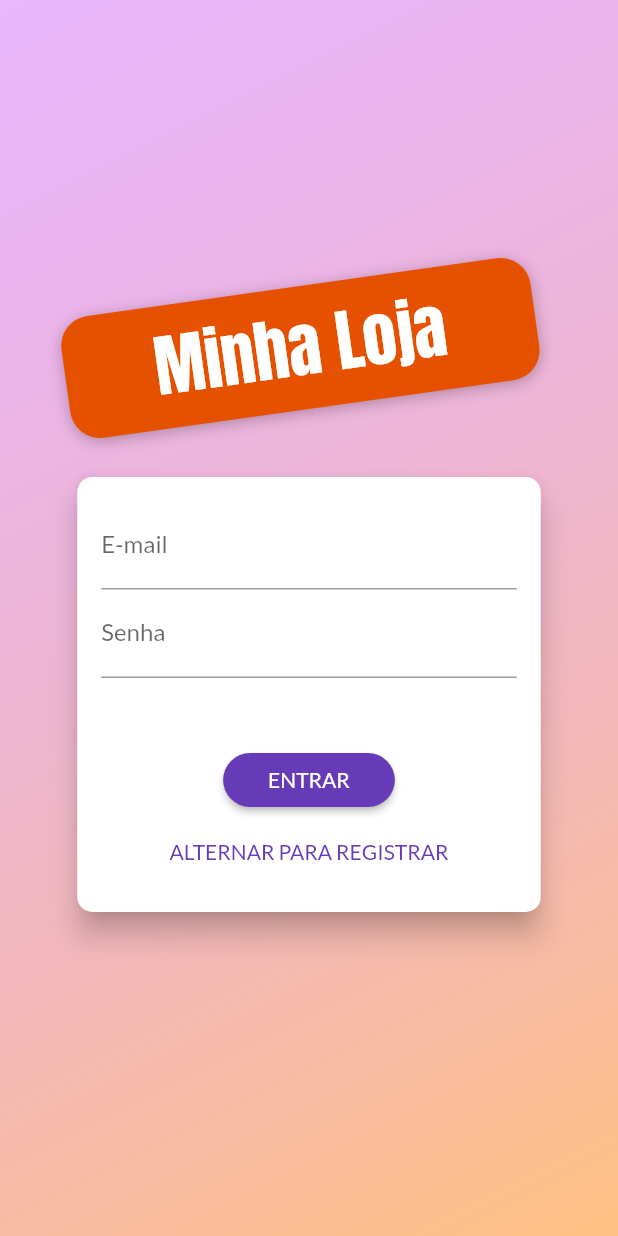
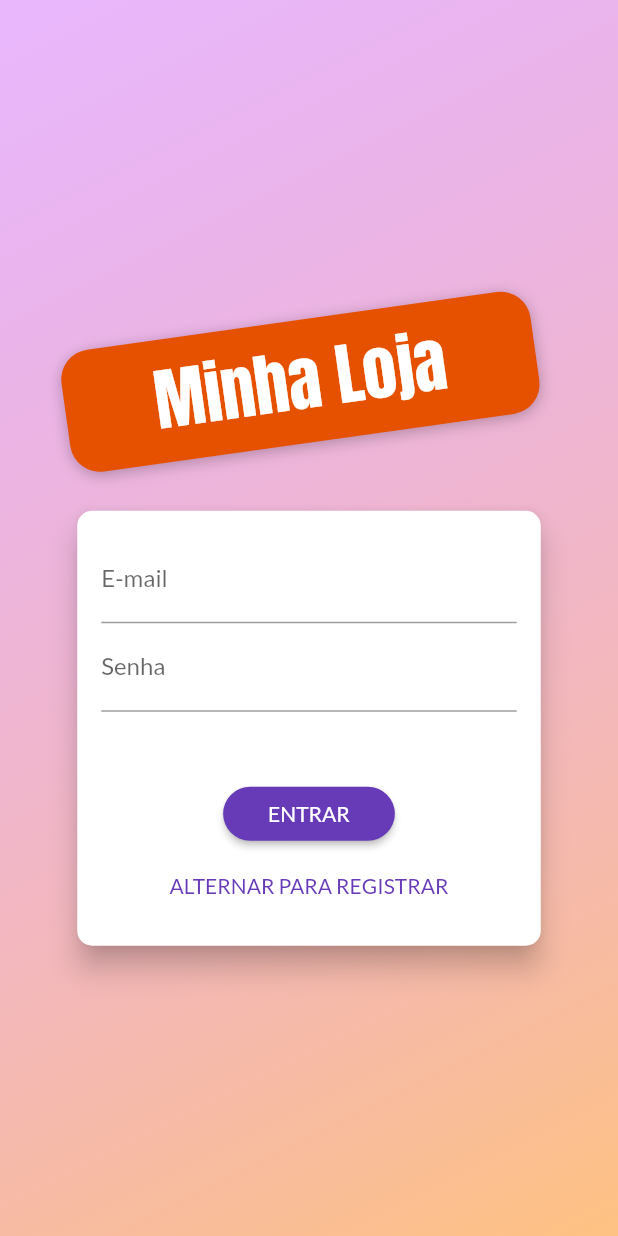
Before and after one commit to diegowinter/curso-flutter, a Flutter app: the screen it shows after launch, on a phone screen of 412 x 824 dp. Run offline on Flutter 3.47's test engine with Material 2 defaults, Android fonts, the phone set to English and light mode, and no system bars; our stand-ins replace shared_preferences.

Commit message:
project(shop): correção de responsividade

```diff
--- a/shop/lib/views/auth_screen.dart
+++ b/shop/lib/views/auth_screen.dart
@@ -21,12 +21,15 @@ class AuthScreen extends StatelessWidget {
               )
             ),
           ),
-          Container(
+          Center(
+            child: SingleChildScrollView(
+              child: Container(
                 width: double.infinity,
                 child: Column(
                   mainAxisAlignment: MainAxisAlignment.center,
                   crossAxisAlignment: CrossAxisAlignment.center,
                   children: [
+                    SizedBox(height: 45),
                     Container(
                       margin: EdgeInsets.only(bottom: 20),
                       padding: const EdgeInsets.symmetric(
@@ -58,6 +61,8 @@ class AuthScreen extends StatelessWidget {
                   ],
                 ),
               ),
+            ),
+          ),
         ],
       ),
     );
```
Lines whose indentation alone changed are shown as unchanged.
